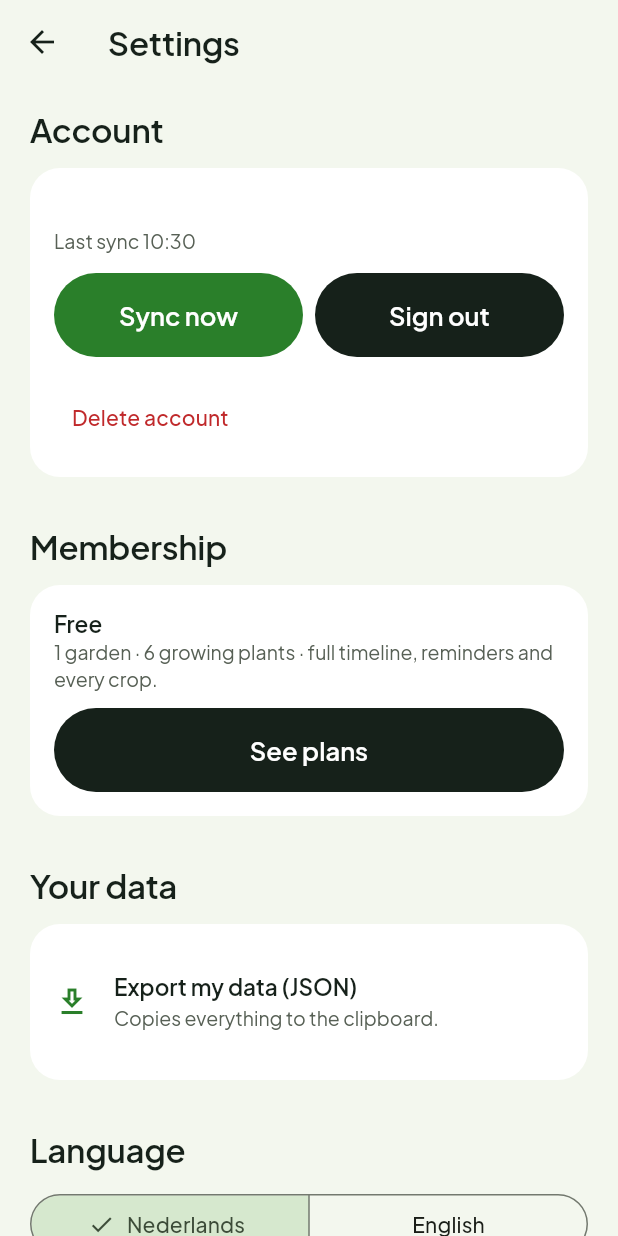
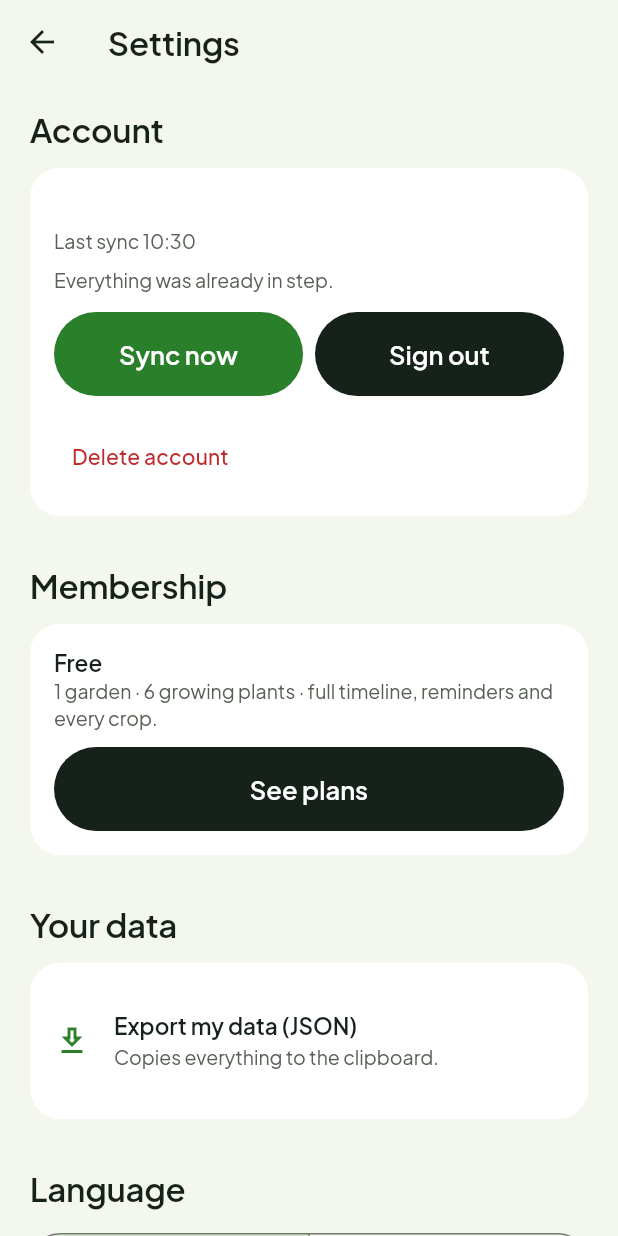
Before and after one commit to NeilAlvn/cropsy-mobile, a Flutter app: the SettingsScreen screen opened directly, on a phone screen of 412 x 824 dp. Run offline on Flutter 3.47's test engine with Material 3 defaults, Android fonts, the phone set to English and light mode, and no system bars; our stand-ins replace drift, flutter_local_notifications, geolocator, google_fonts, image_picker, supabase_flutter and 2 more; missing offline and left inert: purchases_flutter; accounts and stored records are empty; generated files the repository leaves out were written again.

Commit message:
No dashes in the interface, and a sync that says what it moved
Base 11 bans em and en dashes in interface copy, and they were everywhere: the
lifetime banner, the streak line, the weather hints, the onboarding, the FAQ.
Each becomes a period or a comma, whichever the sentence wanted.

The weather engine's reason strings are interface copy too, so they moved with
the rest. That is a three-file change by construction: the TS engine, this port,
and the fixture both sides are checked against. The fixture was regenerated from
the TS engine and the Dart parity test passes against it unchanged.

Settings now prints what a sync actually moved, per table, because a sync that
silently pushed nothing looked exactly like one that worked.

Co-Authored-By: Claude Opus 5 <noreply@anthropic.com>

```diff
--- a/lib/design/components.dart
+++ b/lib/design/components.dart
@@ -265,5 +265,5 @@ class DraftBadge extends StatelessWidget {
   final bool compact;
 
   @override
-  Widget build(BuildContext context) => Pill(label: compact ? 'Concept' : 'Concept — nog niet gecontroleerd', icon: Icons.edit_note, color: AppColors.clay);
+  Widget build(BuildContext context) => Pill(label: compact ? 'Concept' : 'Concept, nog niet gecontroleerd', icon: Icons.edit_note, color: AppColors.clay);
 }
--- a/lib/design/feedback_row.dart
+++ b/lib/design/feedback_row.dart
@@ -51,7 +51,7 @@ class _FeedbackRowState extends State<FeedbackRow> {
   @override
   Widget build(BuildContext context) {
     if (_sent != null) {
-      return Text(_sent == 'error' ? 'Thanks — we check every report within a week.' : 'Thanks for the feedback.', style: AppText.caption(context, color: AppColors.sprout));
+      return Text(_sent == 'error' ? 'Thanks. We check every report within a week.' : 'Thanks for the feedback.', style: AppText.caption(context, color: AppColors.sprout));
     }
     return Row(children: [
       Text('Is this information useful?', style: AppText.caption(context)),
@@ -86,7 +86,7 @@ class SectionFeedbackMenu extends StatelessWidget {
     );
     if (text == null || text.trim().isEmpty || !context.mounted) return;
     await RepositoryScope.of(context).addFeedback(targetKind: targetKind, targetId: targetId, sentiment: sentiment, body: text.trim());
-    if (context.mounted) ScaffoldMessenger.of(context).showSnackBar(const SnackBar(content: Text('Thanks — noted.')));
+    if (context.mounted) ScaffoldMessenger.of(context).showSnackBar(const SnackBar(content: Text('Thanks, noted.')));
   }
 
   @override
--- a/lib/features/diagnose/diagnose_screen.dart
+++ b/lib/features/diagnose/diagnose_screen.dart
@@ -78,7 +78,7 @@ class _DiagnoseScreenState extends State<DiagnoseScreen> {
           if (all.isEmpty)
             const MascotSays(
               pose: MascotPose.thinking,
-              text: 'The 25 problems common on Dutch balconies — slakken, luizen, meeldauw, neusrot… — are being written and checked. They land with the content update.',
+              text: 'The 25 problems common on Dutch balconies, slakken, luizen, meeldauw, neusrot, are being written and checked. They land with the content update.',
             )
           else if (problems.isEmpty)
             Text('Nothing listed for that part yet.', style: AppText.bodyMuted(context))
--- a/lib/features/garden/insights.dart
+++ b/lib/features/garden/insights.dart
@@ -37,7 +37,7 @@ List<Insight> insightsFor({
     out.add(Insight(MascotPose.shrug, 'The harvest window runs past the first frost (${frost.firstFrost}). Grow it anyway for what ripens first, move the pot inside, or swap for a faster variety next time.'));
   }
   if (crop.frostTender && toFirst >= 0 && toFirst <= 21) {
-    out.add(Insight(MascotPose.frost, 'First frost is expected in about $toFirst days (${frost.firstFrost}). ${crop.names.en} does not survive it — pick what is ripe and cover or move it in.'));
+    out.add(Insight(MascotPose.frost, 'First frost is expected in about $toFirst days (${frost.firstFrost}). ${crop.names.en} does not survive it. Pick what is ripe and cover or move it in.'));
   }
   if (crop.frostTender && toLast > 0 && toLast <= 21) {
     out.add(Insight(MascotPose.frost, 'Last frost is still ~$toLast days away (${frost.lastFrost}). Keep ${crop.names.en.toLowerCase()} inside until after IJsheiligen.'));
@@ -54,7 +54,7 @@ List<Insight> insightsFor({
     }
     final rain = ahead.take(3).fold<num>(0, (s, o) => s + o.precipMm);
     if (rain >= 15) {
-      out.add(Insight(MascotPose.rain, '${rain.round()} mm of rain in the next three days — skip watering, check drainage holes.'));
+      out.add(Insight(MascotPose.rain, '${rain.round()} mm of rain in the next three days. Skip watering and check the drainage holes.'));
     }
   }
   return out;
--- a/lib/features/garden/planner_grid_screen.dart
+++ b/lib/features/garden/planner_grid_screen.dart
@@ -80,7 +80,7 @@ class _PlannerGridScreenState extends State<PlannerGridScreen> {
             _Stepper(label: 'rows', value: _rows, onChanged: (v) => setState(() => _rows = v)),
           ]),
           const SizedBox(height: 12),
-          Text(_brush == null ? 'Pick a crop below, then tap cells.' : 'Painting ${repo.cropName(_brush!)} — tap a filled cell to clear it.',
+          Text(_brush == null ? 'Pick a crop below, then tap cells.' : 'Painting ${repo.cropName(_brush!)} . Tap a filled cell to clear it.',
               style: AppText.caption(context)),
           const SizedBox(height: 8),
           AspectRatio(
--- a/lib/features/garden/timeline_view.dart
+++ b/lib/features/garden/timeline_view.dart
@@ -50,7 +50,7 @@ class _TimelineViewState extends State<TimelineView> {
         if (nodes.isEmpty) {
           return const MascotSays(
             pose: MascotPose.idle,
-            text: 'No path yet. Press Start when this plant goes in — the path builds itself.',
+            text: 'No path yet. Press Start when this plant goes in. The path builds itself.',
           );
         }
         final today = repo.today;
--- a/lib/features/home/home_screen.dart
+++ b/lib/features/home/home_screen.dart
@@ -431,7 +431,7 @@ class _LifetimeCardState extends State<_LifetimeCard> {
             Expanded(
               child: GestureDetector(
                 onTap: widget.onTap,
-                child: Text('Unlock lifetime — one price, forever',
+                child: Text('Unlock lifetime, one price, forever',
                     style: AppText.label(context, color: Colors.white)),
               ),
             ),
@@ -675,7 +675,7 @@ class _StreakCard extends StatelessWidget {
                     ),
                     Text(
                       s.count == 0
-                          ? 'Tick one task, or skip one with a reason — rain counts.'
+                          ? 'Tick one task, or skip one with a reason. Rain counts.'
                           : premium
                               ? 'Unlimited freeze days.'
                               : '$freezesLeft freeze day${freezesLeft == 1 ? '' : 's'} left this month.',
--- a/lib/features/location/location_sheet.dart
+++ b/lib/features/location/location_sheet.dart
@@ -76,7 +76,7 @@ class _LocationSheetState extends State<_LocationSheet> {
     }
     setState(() => _detecting = false);
     ScaffoldMessenger.of(context).showSnackBar(
-      const SnackBar(content: Text('Postcode not found (expected 1234AB) — or you are offline.')),
+      const SnackBar(content: Text('Postcode not found (expected 1234AB), or you are offline.')),
     );
   }
 
@@ -120,7 +120,7 @@ class _LocationSheetState extends State<_LocationSheet> {
               child: Align(
                 alignment: Alignment.centerLeft,
                 child: Text(
-                  'This sets your frost dates — the backbone of every planting date.',
+                  'This sets your frost dates, the backbone of every planting date.',
                   style: AppText.bodyMuted(context),
                 ),
               ),
--- a/lib/features/onboarding/onboarding_screen.dart
+++ b/lib/features/onboarding/onboarding_screen.dart
@@ -495,7 +495,7 @@ class _LocationStepState extends State<_LocationStep> {
       children: [
         Text('Where do you grow?', style: AppText.title(context)),
         const SizedBox(height: 6),
-        Text('Sets your frost dates — the backbone of every planting date. Rounded to ~10 km, never tracked.',
+        Text('Sets your frost dates, the backbone of every planting date. Rounded to ~10 km, never tracked.',
             style: AppText.bodyMuted(context)),
         const SizedBox(height: 14),
         PrimaryButton(label: _busy ? 'Looking up…' : 'Use my location', icon: Icons.my_location, onPressed: _busy ? null : _gps),
@@ -645,7 +645,7 @@ class _PlantsStep extends StatelessWidget {
       children: [
         Text('What will you grow?', style: AppText.title(context)),
         const SizedBox(height: 6),
-        Text('Pick a few to start — add more anytime.', style: AppText.bodyMuted(context)),
+        Text('Pick a few to start. Add more anytime.', style: AppText.bodyMuted(context)),
         const SizedBox(height: 14),
         GridView.count(
           crossAxisCount: 2,
@@ -702,7 +702,7 @@ class _PlanStep extends StatelessWidget {
             _Line(done: ready, text: ready ? (firstTask == null ? 'First task lands as soon as a window opens' : 'First task: $firstTask') : 'Finding your first task…'),
             const Spacer(),
             if (ready) ...[
-              Text('Want a nudge on the day? One reminder a morning, only when there is something to do — and it stays quiet when it rained.',
+              Text('Want a nudge on the day? One reminder a morning, only when there is something to do, and it stays quiet when it rained.',
                   style: AppText.bodyMuted(context)),
               const SizedBox(height: 12),
               PrimaryButton(label: 'Remind me', icon: Icons.notifications_active_outlined, onPressed: onDone),
--- a/lib/features/paywall/paywall_screen.dart
+++ b/lib/features/paywall/paywall_screen.dart
@@ -93,7 +93,7 @@ class _PaywallScreenState extends State<PaywallScreen> {
                         }
                         if (purchases == null || !purchases.configured) {
                           ScaffoldMessenger.of(context).showSnackBar(
-                            const SnackBar(content: Text('Purchases open with the beta — nothing is charged yet.')),
+                            const SnackBar(content: Text('Purchases open with the beta. Nothing is charged yet.')),
                           );
                           return;
                         }
--- a/lib/features/scan/scan_screen.dart
+++ b/lib/features/scan/scan_screen.dart
@@ -53,7 +53,7 @@ class _ScanScreenState extends State<ScanScreen> {
     if (photo == null || !mounted) return;
     final token = AuthScope.maybeOf(context)?.accessToken;
     if (token == null) {
-      setState(() => _message = 'Sign in first (Settings) — scans are counted per account.');
+      setState(() => _message = 'Sign in first (Settings). Scans are counted per account.');
       return;
     }
     setState(() => _busy = true);
@@ -149,7 +149,7 @@ class _Results extends StatelessWidget {
   Widget build(BuildContext context) {
     final repo = RepositoryScope.of(context);
     if (result.reason == 'not_a_plant') {
-      return const MascotSays(pose: MascotPose.shrug, text: "That does not look like a plant. We're experts in fruits and veggies — try a leaf or a fruit.");
+      return const MascotSays(pose: MascotPose.shrug, text: "That does not look like a plant. We're experts in fruits and veggies. Try a leaf or a fruit.");
     }
     if (result.suggestions.isEmpty) {
       return MascotSays(pose: MascotPose.shrug, text: identify ? 'No match. Try a closer shot of a leaf or flower, or search by name.' : (result.healthy == true ? 'Looks healthy from here.' : 'Nothing recognisable. Browse the common problems below instead.'));
--- a/lib/features/settings/settings_screen.dart
+++ b/lib/features/settings/settings_screen.dart
@@ -17,6 +17,7 @@ import '../../design/components.dart';
 import '../../design/typography.dart';
 import '../../purchases/purchase_service.dart';
 import '../../sync/auth_service.dart';
+import '../../sync/sync_engine.dart';
 import '../paywall/paywall_screen.dart';
 import '../garden/garden_repository.dart';
 import '../repository_scope.dart';
@@ -86,7 +87,7 @@ class _SettingsScreenState extends State<SettingsScreen> {
                 Text(
                   switch (plan) {
                     Plan.free => '1 garden · 6 growing plants · full timeline, reminders and every crop.',
-                    Plan.lifetime => 'Lifetime — nothing to cancel.',
+                    Plan.lifetime => 'Lifetime. Nothing to cancel.',
                     Plan.yearly => 'Renews yearly. Manage or cancel in the App Store / Play Store.',
                   },
                   style: AppText.caption(context),
@@ -202,7 +203,7 @@ class _SettingsScreenState extends State<SettingsScreen> {
             onPressed: _busy
                 ? null
                 : () => _run(() => auth.sendMagicLink(_email.text.trim()),
-                    done: 'Check your mail — the link signs you in.'),
+                    done: 'Check your mail. The link signs you in.'),
           ),
           const SizedBox(height: 10),
           TextField(
@@ -226,7 +227,7 @@ class _SettingsScreenState extends State<SettingsScreen> {
                 onPressed: _busy
                     ? null
                     : () => _run(() => auth.signUp(_email.text.trim(), _password.text),
-                        done: 'Account created — confirm via the mail we sent.'),
+                        done: 'Account created. Confirm via the mail we sent.'),
               ),
             ),
           ]),
@@ -258,6 +259,12 @@ class _SettingsScreenState extends State<SettingsScreen> {
                 padding: const EdgeInsets.only(top: 4),
                 child: Text('${e.key}: ${e.value}', style: AppText.caption(context, color: AppColors.warn), maxLines: 3, overflow: TextOverflow.ellipsis),
               ),
+          // What actually moved, per table. Without this a sync that silently
+          // pushed nothing looks exactly like one that worked.
+          if (auth.lastReport != null && !auth.syncing) ...[
+            const SizedBox(height: 8),
+            Text(_movement(auth.lastReport!), style: AppText.caption(context)),
+          ],
           const SizedBox(height: 12),
           Row(children: [
             Expanded(child: PrimaryButton(label: 'Sync now', onPressed: auth.syncing ? null : () => _run(() async => auth.syncNow()))),
@@ -273,6 +280,18 @@ class _SettingsScreenState extends State<SettingsScreen> {
         ],
       ),
     );
+  }
+
+  /// "12 rows up, 4 down" per table, or that nothing needed to move.
+  String _movement(SyncReport report) {
+    final parts = <String>[];
+    for (final table in {...report.pushed.keys, ...report.pulled.keys}) {
+      final up = report.pushed[table] ?? 0;
+      final down = report.pulled[table] ?? 0;
+      if (up == 0 && down == 0) continue;
+      parts.add('$table ${up > 0 ? '↑$up' : ''}${up > 0 && down > 0 ? ' ' : ''}${down > 0 ? '↓$down' : ''}');
+    }
+    return parts.isEmpty ? 'Everything was already in step.' : parts.join(' · ');
   }
 
   Future<void> _deleteAccount(AuthService auth, GardenRepository repo) async {
@@ -316,9 +335,9 @@ class _SettingsScreenState extends State<SettingsScreen> {
 
 const _faq = <(String, String)>[
   ('Where do the planting dates come from?', 'From the frost dates for your location (KNMI / Open-Meteo climate normals, rounded to ~10 km) combined with crop rules cross-checked against at least two Dutch seed calendars.'),
-  ('I fell behind. Is my plan ruined?', 'No. Log what you actually did and when; every later step moves with it. Nothing is ever "overdue" — it is "moved".'),
+  ('I fell behind. Is my plan ruined?', 'No. Log what you actually did and when; every later step moves with it. Nothing is ever "overdue", it is "moved".'),
   ('Why did a watering disappear?', 'It rained enough around that day, or rain is forecast. The weather line on Home says what changed.'),
   ('Does it work offline?', 'Yes. Crops, dates, reminders and the timeline all run on the phone. Weather hints and sync need a connection.'),
-  ('What does the free tier include?', 'One garden, six growing plants, the full timeline, reminders and every crop — forever. Lifetime unlocks more room.'),
+  ('What does the free tier include?', 'One garden, six growing plants, the full timeline, reminders and every crop, forever. Lifetime unlocks more room.'),
   ('How do I delete my account?', 'Settings → Account → Delete account. It removes your account and every synced row; local data stays on this phone until you delete the app.'),
 ];
--- a/lib/features/this_week/this_week_screen.dart
+++ b/lib/features/this_week/this_week_screen.dart
@@ -256,9 +256,9 @@ class _WeatherBanner extends StatelessWidget {
     }
     final hotAhead = obs.where((o) => o.date.compareTo(repo.today) >= 0).any((o) => o.tempMaxC >= 30);
     final text = recentRain >= 10
-        ? 'Rained ${recentRain.round()} mm in the last three days — waterings around today are skipped.'
+        ? 'Rained ${recentRain.round()} mm in the last three days. Waterings around today are skipped.'
         : hotAhead
-            ? 'Heat ahead (30°C+) — containers dry out in a day, so waterings move earlier.'
+            ? 'Heat ahead (30°C+). Containers dry out in a day, so waterings move earlier.'
             : 'Nothing dramatic in the forecast. The plan stands.';
     final wet = recentRain >= 10;
     return Padding(
```
Also changed, not shown: lib/features/grow/crop_detail_screen.dart (+4 -4 lines), lib/timing/weather_adjust.dart (+8 -8 lines), 1 other file.
